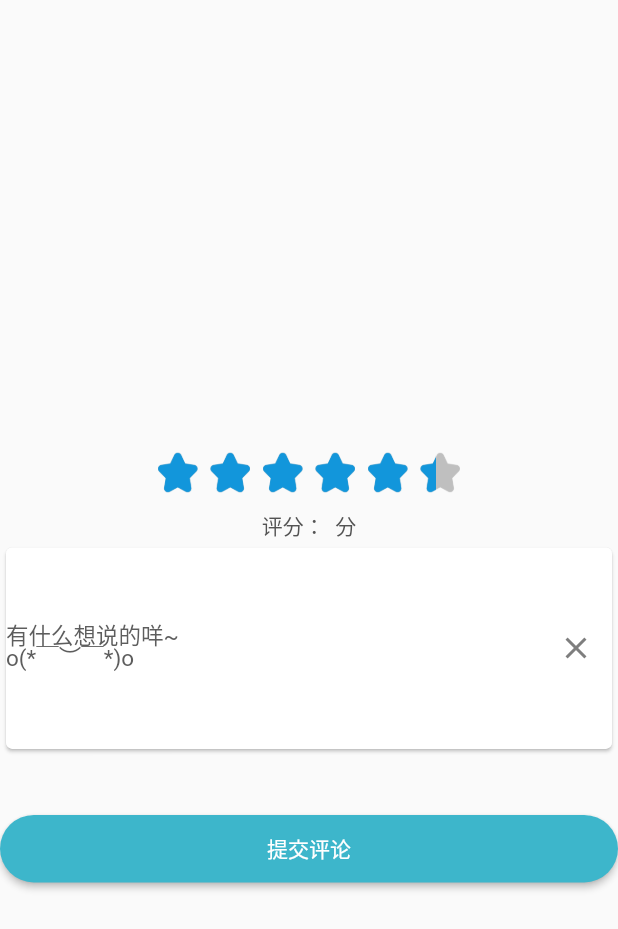
After one commit to cetlewa/buaaCourse_2021, a Flutter app: the AddComments screen opened by its route, after a tap on "提交评论", on a phone screen of 412 x 824 dp. The commit adds this screen. Shown: the top 929 px of the screen. Run offline on Flutter 3.47's test engine with Material 2 defaults, Android fonts, the phone set to English and light mode, and no system bars; our stand-ins replace flutter_svg, fluttertoast, font_awesome_flutter; network calls fail; project files that could hold a hidden picture were left out.

Commit message:
实时评论实现

```diff
--- a/lib/newLogin/login_page.dart
+++ b/lib/newLogin/login_page.dart
@@ -20,7 +20,7 @@ class _LoginPageState extends State<LoginPage>
 
   @override
   void dispose() {
-    _pageController?.dispose();
+    _pageController.dispose();
     super.dispose();
   }
 
@@ -164,7 +164,7 @@ class _LoginPageState extends State<LoginPage>
   }
 
   void _onSignUpButtonPress() {
-    _pageController?.animateToPage(1,
+    _pageController.animateToPage(1,
         duration: const Duration(milliseconds: 500), curve: Curves.decelerate);
   }
 }
--- a/lib/newLogin/sign_in.dart
+++ b/lib/newLogin/sign_in.dart
@@ -64,7 +64,7 @@ class _SignInState extends State<SignIn> {
                               color: Colors.black,
                               size: 22.0,
                             ),
-                            hintText: 'Email Address',
+                            hintText: 'UserId',
                             hintStyle: TextStyle(
                                 fontFamily: 'WorkSansSemiBold', fontSize: 17.0),
                           ),
--- /dev/null
+++ b/lib/screens/comment/add_comment.dart
@@ -0,0 +1,151 @@
+import 'package:flutter/material.dart';
+import 'package:buaacourse/main.dart';
+import 'package:fluttertoast/fluttertoast.dart';
+import 'package:http/http.dart';
+import 'dart:convert';
+import 'package:buaacourse/screens/comment/star/spon_rating_widget.dart';
+
+String _courseId = "";
+TextEditingController _controller = TextEditingController();
+
+class AddComments extends StatefulWidget {
+  @override
+  State<StatefulWidget> createState() => AddComment();
+
+}
+
+class AddComment extends State<AddComments>{
+
+  String ratingValue = "" ;
+
+  void _addPost(){
+    _addPostComment();
+  }
+
+  _addPostComment() async {
+    var loginUrl = Global.baseUrl + "addCourseComment";
+
+    var result = await post(Uri.parse(loginUrl),
+        body: json.encode({
+          "userId": Global.globalUser.userId,
+          "courseId": _courseId,
+          "commentText": _controller.text,
+          "commentScore": ratingValue.toString(),
+        }));
+    if (result.statusCode == 200) {
+      if (json.decode(result.body)["success"]) {
+        toast("提交成功(*^▽^*)");
+        Navigator.pop(context, _courseId);
+      } else {
+        toast("提交失败呢~");
+      }
+    } else {
+      print(result.statusCode);
+    }
+  }
+
+  void toast(String string) {
+    Fluttertoast.showToast(
+        msg: string,
+        toastLength: Toast.LENGTH_SHORT,
+        gravity: ToastGravity.BOTTOM,
+        timeInSecForIosWeb: 1,
+        backgroundColor: Colors.white,
+        textColor: Colors.red,
+        fontSize: 16.0);
+  }
+
+  String value() {
+    if(ratingValue == null) {
+      return '评分：9 分';
+    }else {
+      return '评分：$ratingValue  分';
+    }
+  }
+
+  @override
+  Widget build(BuildContext context) {
+    _courseId = (ModalRoute.of(context)!.settings.arguments).toString();
+
+    return Scaffold(
+        body: Center(
+          child: Column(
+            children: <Widget>[
+              Container(
+                child: Column(
+                  children: <Widget>[
+                    SizedBox(height: 300,),
+                    Row(
+                      children: <Widget>[
+                        Expanded(child: Container(),),
+                        SponRatingWidget(
+                          value: 9,
+                          size: 30,
+                          padding: 5,
+                          nomalImage: 'assets/images/star_nomal.png',
+                          selectImage: 'assets/images/star.png',
+                          selectAble: true,
+                          onRatingUpdate: (value) {
+                            ratingValue = value;
+                            setState(() {
+
+                            });
+                          },
+                          maxRating: 10,
+                          count: 6,
+                        ),
+                        Expanded(child: Container(),)
+                      ],
+                    ),
+                    SizedBox(height: 10,),
+                    Text(value())
+                  ],
+                ),
+              ),
+              Card(
+                child: TextField(
+                  controller: _controller,
+                  maxLines: 5,
+                  keyboardType: TextInputType.multiline,
+                  decoration: InputDecoration(
+                    labelText: '有什么想说的咩~\no(*￣︶￣*)o',
+                    labelStyle: TextStyle(
+                        fontSize: 15.0,
+                        color: Color.fromARGB(255, 93, 93, 93)),
+                    border: InputBorder.none,
+                    suffixIcon: IconButton(
+                      icon: const Icon(
+                        Icons.close,
+                        color: Color.fromARGB(255, 126, 126, 126),
+                      ),
+                      onPressed: () {
+                        _controller.text = "";
+                      },
+                    ),
+                  ),
+                ),
+              ),
+              Container(
+                height: 45.0,
+                margin: EdgeInsets.only(top: 40.0),
+                child: SizedBox.expand(
+                  child: RaisedButton(
+                    onPressed: _addPost,
+                    color: const Color.fromARGB(255, 61, 182, 203),
+                    child: const Text(
+                      '提交评论',
+                      style: TextStyle(
+                          fontSize: 14.0,
+                          color: Color.fromARGB(255, 255, 255, 255)),
+                    ),
+                    shape: RoundedRectangleBorder(
+                        borderRadius: BorderRadius.circular(45.0)),
+                  ),
+                ),
+              ),
+            ],
+          ),
+        )
+    );
+  }
+}
--- /dev/null
+++ b/lib/screens/comment/star/spon_rating_widget.dart
@@ -0,0 +1,192 @@
+import 'package:flutter/material.dart';
+
+class SponRatingWidget extends StatefulWidget {
+  /// star number
+  final int count;
+
+  /// Max score
+  final double maxRating;
+
+  /// Current score value
+  final double value;
+
+  /// Star size
+  final double size;
+
+  /// Space between the stars
+  double padding;
+
+  /// empty star image assets url
+  String nomalImage;
+
+  /// full star image assets url
+  String selectImage;
+
+  /// Whether the score can be modified by sliding
+  final bool selectAble;
+
+  /// Callbacks when ratings change
+  final ValueChanged<String> onRatingUpdate;
+
+  SponRatingWidget(
+      {this.maxRating = 10.0,
+      this.count = 5,
+      this.value = 10.0,
+      this.size = 20,
+      required this.nomalImage,
+      required this.selectImage,
+      required this.padding,
+      this.selectAble = false,
+      required this.onRatingUpdate});
+
+  @override
+  _SponRatingWidgetState createState() => _SponRatingWidgetState();
+}
+
+class _SponRatingWidgetState extends State<SponRatingWidget> {
+  double value = 0.0;
+
+  @override
+  Widget build(BuildContext context) {
+    return Listener(
+      child: buildRowRating(),
+      onPointerDown: (PointerDownEvent event) {
+        double x = event.localPosition.dx;
+        if (x < 0) x = 0;
+        pointValue(x);
+      },
+      onPointerMove: (PointerMoveEvent event) {
+        double x = event.localPosition.dx;
+        if (x < 0) x = 0;
+        pointValue(x);
+      },
+      onPointerUp: (_) {},
+      behavior: HitTestBehavior.deferToChild,
+    );
+  }
+
+  pointValue(double dx) {
+    if (!widget.selectAble) {
+      return;
+    }
+    if (dx >=
+        widget.size * widget.count + widget.padding * (widget.count - 1)) {
+      value = widget.maxRating;
+    } else {
+      for (double i = 1; i < widget.count + 1; i++) {
+        if (dx > widget.size * i + widget.padding * (i - 1) &&
+            dx < widget.size * i + widget.padding * i) {
+          value = i * (widget.maxRating / widget.count);
+          break;
+        } else if (dx > widget.size * (i - 1) + widget.padding * (i - 1) &&
+            dx < widget.size * i + widget.padding * i) {
+          value = (dx - widget.padding * (i - 1)) /
+              (widget.size * widget.count) *
+              widget.maxRating;
+          break;
+        }
+      }
+    }
+    setState(() {
+      widget.onRatingUpdate(value.toStringAsFixed(1));
+    });
+  }
+
+  int fullStars() {
+    if (value != null) {
+      return (value / (widget.maxRating / widget.count)).floor();
+    }
+    return 0;
+  }
+
+  double star() {
+    if (value != null) {
+      if (widget.count / fullStars() == widget.maxRating / value) {
+        return 0;
+      }
+      return (value % (widget.maxRating / widget.count)) /
+          (widget.maxRating / widget.count);
+    }
+    return 0;
+  }
+
+  List<Widget> buildRow() {
+    int full = fullStars();
+    List<Widget> children = [];
+    for (int i = 0; i < full; i++) {
+      children.add(Image.asset(
+        widget.selectImage,
+        height: widget.size,
+        width: widget.size,
+      ));
+      if (i < widget.count - 1) {
+        children.add(
+          SizedBox(
+            width: widget.padding,
+          ),
+        );
+      }
+    }
+    if (full < widget.count) {
+      children.add(ClipRect(
+        clipper: SMClipper(rating: star() * widget.size),
+        child: Image.asset(widget.selectImage,
+            height: widget.size, width: widget.size),
+      ));
+    }
+
+    return children;
+  }
+
+  List<Widget> buildNomalRow() {
+    List<Widget> children = [];
+    for (int i = 0; i < widget.count; i++) {
+      children.add(Image.asset(
+        widget.nomalImage,
+        height: widget.size,
+        width: widget.size,
+      ));
+      if (i < widget.count - 1) {
+        children.add(SizedBox(
+          width: widget.padding,
+        ));
+      }
+    }
+    return children;
+  }
+
+  Widget buildRowRating() {
+    return Container(
+      child: Stack(
+        children: <Widget>[
+          Row(
+            children: buildNomalRow(),
+          ),
+          Row(
+            children: buildRow(),
+          )
+        ],
+      ),
+    );
+  }
+
+  @override
+  void initState() {
+    super.initState();
+    value = widget.value;
+  }
+}
+
+class SMClipper extends CustomClipper<Rect> {
+  final double? rating;
+  SMClipper({this.rating}) : assert(rating != null);
+  @override
+  Rect getClip(Size size) {
+    return Rect.fromLTRB(0.0, 0.0, rating!, size.height);
+  }
+
+  @override
+  bool shouldReclip(SMClipper oldClipper) {
+    return rating != oldClipper.rating;
+  }
+}
--- a/pubspec.yaml
+++ b/pubspec.yaml
@@ -69,6 +69,8 @@ flutter:
     - assets/icons/
     - assets/images/placeholder_avatar.png
     - assets/images/login_logo.png
+    - assets/images/star.png
+    - assets/images/star_nomal.png
 #    - assets/images/Login.jpg
 
   # An image asset can refer to one or more resolution-specific "variants", see
```
Also changed, not shown: lib/main.dart (+7 -2 lines), lib/screens/comment/comment.dart (+26 -4 lines), assets/images/star.png (added), assets/images/star_nomal.png (added), 1 other file.
